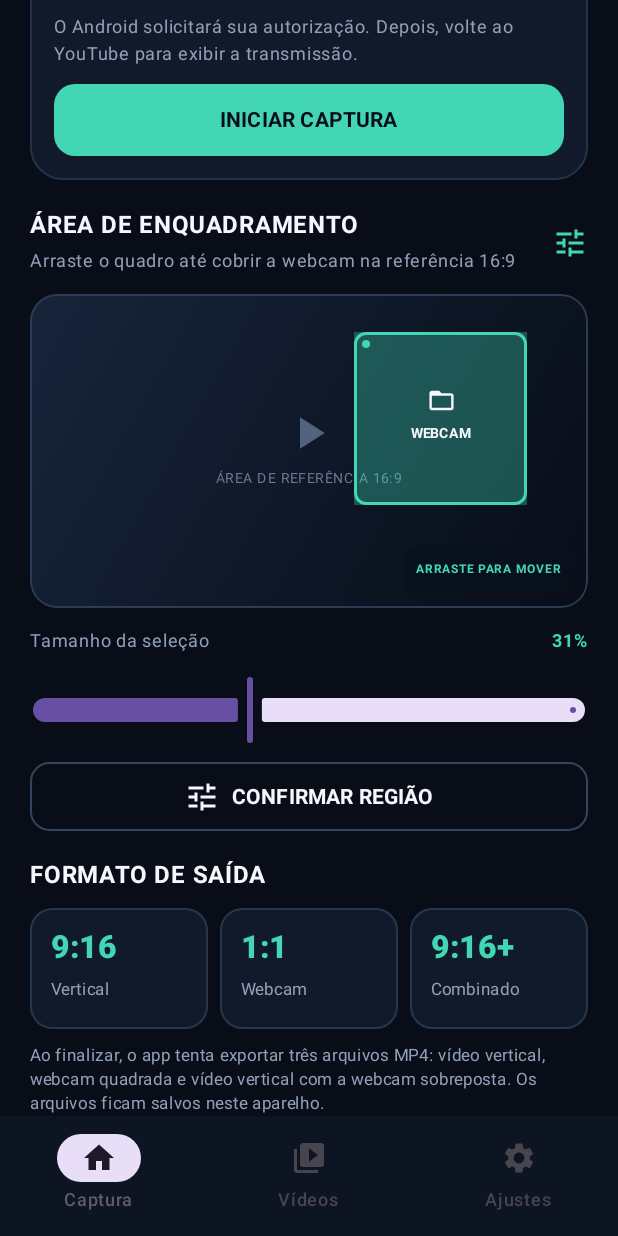
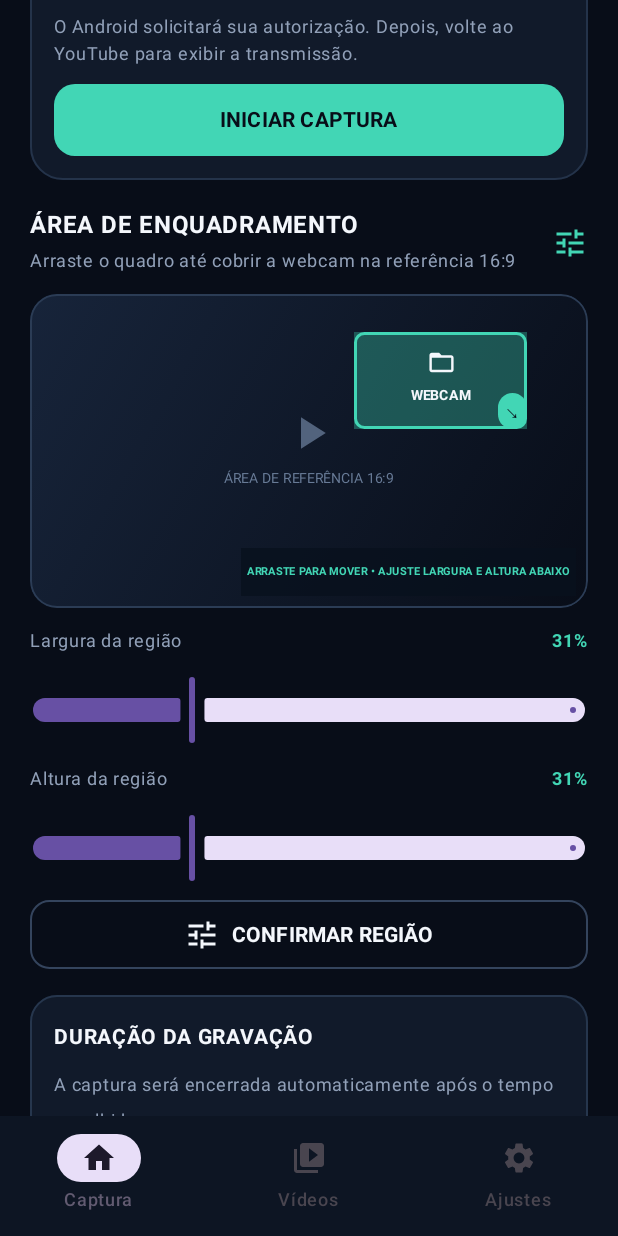
Before and after one commit to joseemanoelgonzagabandeira16-boop/SMART-RECORDER, an Android app built with Jetpack Compose: the composable SmartRecorderApp shown on its own in the app's theme, scrolled down 520 dp, on a phone screen of 412 x 824 dp. Run offline under Robolectric (Android 15) with nearby library versions, the phone set to English and light mode, and no system bars.

Commit message:
Add freely resizable webcam crop region and saved recording duration controls

```diff
--- a/app/src/main/java/com/smartteck/smartrecorder/MainActivity.kt
+++ b/app/src/main/java/com/smartteck/smartrecorder/MainActivity.kt
@@ -123,15 +123,15 @@ private fun CaptureScreen() {
     val cropPreferences = remember(context) {
         context.getSharedPreferences("smart_recorder_crop", android.content.Context.MODE_PRIVATE)
     }
-    var webcamSize by remember(cropPreferences) {
-        mutableFloatStateOf(cropPreferences.getFloat("webcam_size", 0.31f).coerceIn(0.20f, 0.48f))
-    }
+    var webcamWidth by remember(cropPreferences) { mutableFloatStateOf(cropPreferences.getFloat("webcam_width", cropPreferences.getFloat("webcam_size", 0.31f)).coerceIn(0.05f, 0.95f)) }
+    var webcamHeight by remember(cropPreferences) { mutableFloatStateOf(cropPreferences.getFloat("webcam_height", cropPreferences.getFloat("webcam_size", 0.31f)).coerceIn(0.05f, 0.95f)) }
+    val timingPreferences = remember(context) { context.getSharedPreferences("smart_recorder_timing", android.content.Context.MODE_PRIVATE) }
+    var recordingMinutes by remember(timingPreferences) { mutableFloatStateOf(timingPreferences.getInt("recording_minutes", 10).toFloat().coerceIn(1f, 240f)) }
     var webcamX by remember(cropPreferences) {
-        mutableFloatStateOf(cropPreferences.getFloat("webcam_x", 0.58f).coerceIn(0f, 1f - webcamSize))
+        mutableFloatStateOf(cropPreferences.getFloat("webcam_x", 0.58f).coerceIn(0f, 1f - webcamWidth))
     }
     var webcamY by remember(cropPreferences) {
-        mutableFloatStateOf(cropPreferences.getFloat("webcam_y", 0.12f)
-            .coerceIn(0f, 1f - (16f / 9f) * webcamSize))
+        mutableFloatStateOf(cropPreferences.getFloat("webcam_y", 0.12f).coerceIn(0f, 1f - webcamHeight))
     }
     var regionSaved by remember(cropPreferences) {
         mutableStateOf(cropPreferences.contains("webcam_x") &&
@@ -148,7 +148,9 @@ private fun CaptureScreen() {
                 putExtra(ScreenCaptureService.EXTRA_RESULT_DATA, data)
                 putExtra(ScreenCaptureService.EXTRA_CROP_X, webcamX)
                 putExtra(ScreenCaptureService.EXTRA_CROP_Y, webcamY)
-                putExtra(ScreenCaptureService.EXTRA_CROP_SIZE, webcamSize)
+                putExtra(ScreenCaptureService.EXTRA_CROP_WIDTH, webcamWidth)
+                putExtra(ScreenCaptureService.EXTRA_CROP_HEIGHT, webcamHeight)
+                putExtra(ScreenCaptureService.EXTRA_DURATION_MS, recordingMinutes.toLong() * 60_000L)
             }
             context.startForegroundService(captureIntent)
             captureRunning = true
@@ -260,24 +262,26 @@ private fun CaptureScreen() {
                     }
                     Icon(Icons.Default.Tune, contentDescription = null, tint = Accent)
                 }
-                PreviewSelector(webcamX, webcamY, webcamSize) { x, y ->
-                    webcamX = x; webcamY = y; regionSaved = false
+                PreviewSelector(webcamX, webcamY, webcamWidth, webcamHeight, onChange = { x, y, w, h ->
+                    webcamX = x; webcamY = y; webcamWidth = w; webcamHeight = h; regionSaved = false
+                })
+                Row(verticalAlignment = Alignment.CenterVertically) {
+                    Text("Largura da região", color = TextMuted, fontSize = 12.sp, modifier = Modifier.weight(1f))
+                    Text("${(webcamWidth * 100).toInt()}%", color = Accent, fontSize = 12.sp, fontWeight = FontWeight.Bold)
                 }
+                Slider(value = webcamWidth, onValueChange = { webcamWidth = it.coerceIn(0.05f, 0.95f); webcamX = webcamX.coerceIn(0f, 1f - webcamWidth); regionSaved = false }, valueRange = 0.05f..0.95f)
                 Row(verticalAlignment = Alignment.CenterVertically) {
-                    Text("Tamanho da seleção", color = TextMuted, fontSize = 12.sp, modifier = Modifier.weight(1f))
-                    Text("${(webcamSize * 100).toInt()}%", color = Accent, fontSize = 12.sp, fontWeight = FontWeight.Bold)
+                    Text("Altura da região", color = TextMuted, fontSize = 12.sp, modifier = Modifier.weight(1f))
+                    Text("${(webcamHeight * 100).toInt()}%", color = Accent, fontSize = 12.sp, fontWeight = FontWeight.Bold)
                 }
-                Slider(value = webcamSize, onValueChange = {
-                    webcamSize = it.coerceIn(0.20f, 0.48f)
-                    webcamX = webcamX.coerceIn(0f, 1f - webcamSize)
-                    webcamY = webcamY.coerceIn(0f, 1f - (16f / 9f) * webcamSize)
-                    regionSaved = false
-                }, valueRange = 0.20f..0.48f)
+                Slider(value = webcamHeight, onValueChange = { webcamHeight = it.coerceIn(0.05f, 0.95f); webcamY = webcamY.coerceIn(0f, 1f - webcamHeight); regionSaved = false }, valueRange = 0.05f..0.95f)
                 OutlinedButton(onClick = {
                     cropPreferences.edit()
                         .putFloat("webcam_x", webcamX)
                         .putFloat("webcam_y", webcamY)
-                        .putFloat("webcam_size", webcamSize)
+                        .putFloat("webcam_width", webcamWidth)
+                        .putFloat("webcam_height", webcamHeight)
+                        .putFloat("webcam_size", minOf(webcamWidth, webcamHeight))
                         .apply()
                     regionSaved = true
                 }, modifier = Modifier.fillMaxWidth().height(46.dp),
@@ -286,6 +290,17 @@ private fun CaptureScreen() {
                     Spacer(Modifier.width(8.dp))
                     Text(if (regionSaved) "REGIÃO DEFINIDA" else "CONFIRMAR REGIÃO",
                         color = if (regionSaved) Accent else TextMain, fontWeight = FontWeight.Bold)
+                }
+            }
+        }
+        item {
+            Card(colors = CardDefaults.cardColors(containerColor = Panel), shape = RoundedCornerShape(18.dp), border = BorderStroke(1.dp, Color(0xFF26364D))) {
+                Column(Modifier.padding(16.dp), verticalArrangement = Arrangement.spacedBy(8.dp)) {
+                    Text("DURAÇÃO DA GRAVAÇÃO", color = TextMain, fontWeight = FontWeight.Bold, fontSize = 14.sp)
+                    Text("A captura será encerrada automaticamente após o tempo escolhido.", color = TextMuted, fontSize = 12.sp)
+                    Text("${recordingMinutes.toInt()} minutos", color = Accent, fontSize = 20.sp, fontWeight = FontWeight.Bold)
+                    Slider(value = recordingMinutes, onValueChange = { recordingMinutes = it }, valueRange = 1f..240f, steps = 238)
+                    OutlinedButton(onClick = { timingPreferences.edit().putInt("recording_minutes", recordingMinutes.toInt()).apply() }, modifier = Modifier.fillMaxWidth()) { Text("SALVAR DURAÇÃO", color = Accent) }
                 }
             }
         }
@@ -305,11 +320,12 @@ private fun CaptureScreen() {
 }
 
 @Composable
-private fun PreviewSelector(webcamX: Float, webcamY: Float, webcamSize: Float, onPositionChange: (Float, Float) -> Unit) {
-    val currentWebcamX by rememberUpdatedState(webcamX)
-    val currentWebcamY by rememberUpdatedState(webcamY)
-    val currentOnPositionChange by rememberUpdatedState(onPositionChange)
+private fun PreviewSelector(
+    webcamX: Float, webcamY: Float, webcamWidth: Float, webcamHeight: Float,
+    onChange: (Float, Float, Float, Float) -> Unit
+) {
     val density = LocalDensity.current
+    var dragMode by remember { mutableStateOf("move") }
     BoxWithConstraints(
         modifier = Modifier.fillMaxWidth().aspectRatio(16f / 9f).clip(RoundedCornerShape(18.dp))
             .background(Brush.linearGradient(listOf(Color(0xFF17243A), Color(0xFF080D18))))
@@ -318,22 +334,19 @@ private fun PreviewSelector(webcamX: Float, webcamY: Float, webcamSize: Float, o
         Box(Modifier.align(Alignment.Center), contentAlignment = Alignment.Center) {
             Column(horizontalAlignment = Alignment.CenterHorizontally) {
                 Icon(Icons.Default.PlayArrow, contentDescription = null, tint = Color(0xFF52637D), modifier = Modifier.size(36.dp))
-                Text("ÁREA DE REFERÊNCIA 16:9", color = Color(0xFF687B97), fontSize = 9.sp, letterSpacing = 1.sp)
+                Text("ÁREA DE REFERÊNCIA 16:9", color = Color(0xFF687B97), fontSize = 9.sp)
             }
         }
         Box(
             modifier = Modifier.offset(x = maxWidth * webcamX, y = maxHeight * webcamY)
-                .size(maxWidth * webcamSize)
-                .border(2.dp, Accent, RoundedCornerShape(8.dp))
-                .background(Color(0x553ED8B5))
-                .pointerInput(maxWidth, maxHeight, webcamSize) {
-                    detectDragGestures { change, dragAmount ->
+                .width(maxWidth * webcamWidth).height(maxHeight * webcamHeight)
+                .border(2.dp, Accent, RoundedCornerShape(7.dp)).background(Color(0x553ED8B5))
+                .pointerInput(maxWidth, maxHeight, webcamWidth, webcamHeight) {
+                    detectDragGestures { change, drag ->
                         change.consume()
-                        val parentWidth = with(density) { maxWidth.toPx() }
-                        val parentHeight = with(density) { maxHeight.toPx() }
-                        val nextX = (currentWebcamX + dragAmount.x / parentWidth).coerceIn(0f, 1f - webcamSize)
-                        val nextY = (currentWebcamY + dragAmount.y / parentHeight).coerceIn(0f, 1f - (16f / 9f) * webcamSize)
-                        currentOnPositionChange(nextX, nextY)
+                        val pw = with(density) { maxWidth.toPx() }; val ph = with(density) { maxHeight.toPx() }
+                        onChange((webcamX + drag.x / pw).coerceIn(0f, 1f-webcamWidth),
+                            (webcamY + drag.y / ph).coerceIn(0f, 1f-webcamHeight), webcamWidth, webcamHeight)
                     }
                 },
             contentAlignment = Alignment.Center
@@ -342,11 +355,11 @@ private fun PreviewSelector(webcamX: Float, webcamY: Float, webcamSize: Float, o
                 Icon(Icons.Default.FolderOpen, contentDescription = null, tint = TextMain, modifier = Modifier.size(19.dp))
                 Text("WEBCAM", color = TextMain, fontSize = 9.sp, fontWeight = FontWeight.Bold)
             }
-            Box(Modifier.align(Alignment.TopStart).padding(5.dp).size(5.dp).clip(CircleShape).background(Accent))
+            Text("↘", color = Page, fontSize = 14.sp, modifier = Modifier.align(Alignment.BottomEnd)
+                .clip(CircleShape).background(Accent).padding(horizontal = 4.dp))
         }
-        Text("ARRASTE PARA MOVER", color = Accent, fontSize = 8.sp, fontWeight = FontWeight.Bold,
-            modifier = Modifier.align(Alignment.BottomEnd).padding(10.dp)
-                .clip(RoundedCornerShape(6.dp)).background(Color(0xCC08111D)).padding(horizontal = 7.dp, vertical = 4.dp))
+        Text("ARRASTE PARA MOVER • AJUSTE LARGURA E ALTURA ABAIXO", color = Accent, fontSize = 7.sp, fontWeight = FontWeight.Bold,
+            modifier = Modifier.align(Alignment.BottomEnd).padding(8.dp).background(Color(0xCC08111D)).padding(4.dp))
     }
 }
 
```
